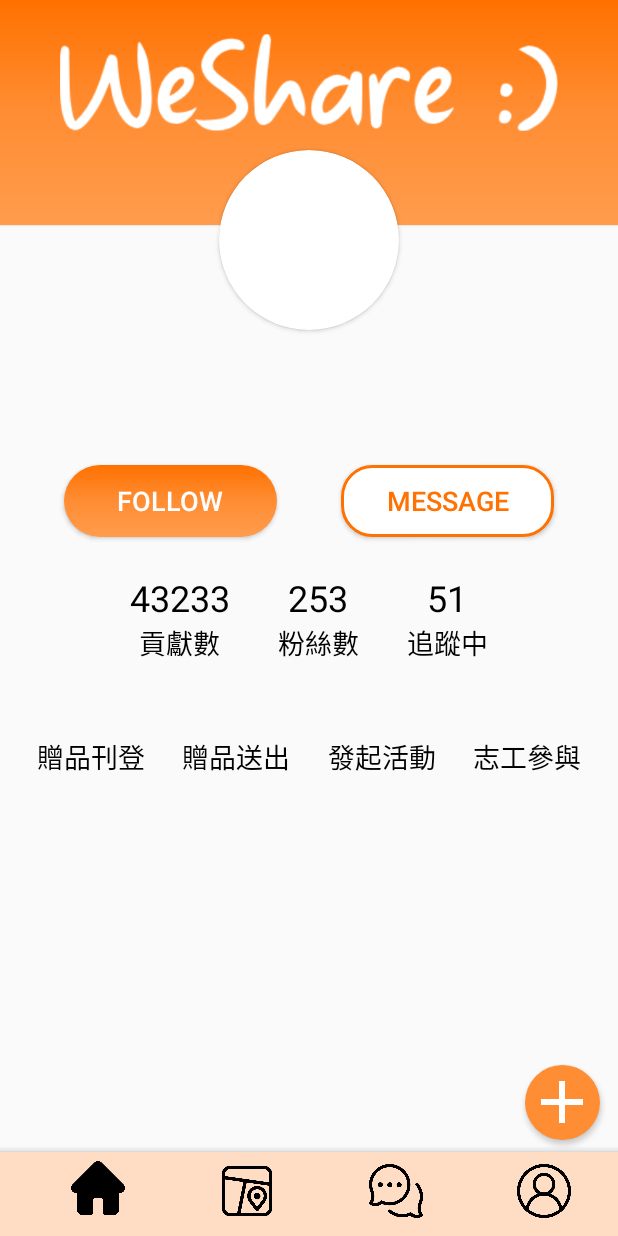
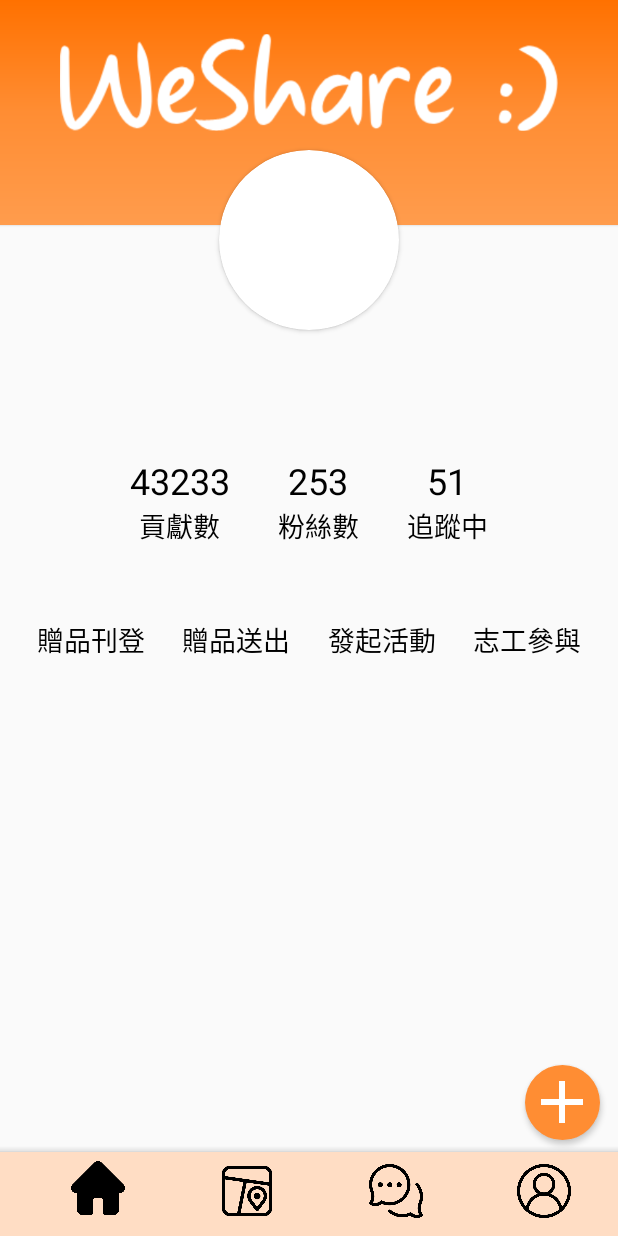
Before and after one commit to mikachen/WeShare, an Android app: the ProfileFragment screen opened through its navigation route, on a phone screen of 412 x 824 dp. Run offline under Robolectric (Android 15) with nearby library versions, the phone set to English and light mode, and no system bars; our stand-ins replace Firebase (no records; nobody signed in at launch, a user with empty details on screens opened directly); 3 statements that could not run were skipped.

Commit message:
edittext name, introMsg text lengh set limit

```diff
--- a/app/src/main/java/com/zoe/weshare/profile/ProfileFragment.kt
+++ b/app/src/main/java/com/zoe/weshare/profile/ProfileFragment.kt
@@ -145,10 +145,14 @@ class ProfileFragment : Fragment() {
                     false -> user.introMsg
                 }
 
-            if (user.follower.contains(UserManager.weShareUser!!.uid)) {
-                buttonFollow.text = "已追蹤"
-            } else {
-                buttonFollow.text = "追蹤他"
+            if(targetUser.uid != weShareUser!!.uid){
+                layoutSocialButton.visibility = View.VISIBLE
+
+                if (user.follower.contains(weShareUser!!.uid)) {
+                    buttonFollow.text = "已追蹤"
+                } else {
+                    buttonFollow.text = "追蹤他"
+                }
             }
         }
     }
--- a/app/src/main/res/drawable/ic_baseline_settings_24.xml
+++ b/app/src/main/res/drawable/ic_baseline_settings_24.xml
@@ -1,4 +1,4 @@
-<vector android:height="36dp" android:tint="@color/white"
+<vector android:height="36dp" android:tint="@color/black"
     android:viewportHeight="24" android:viewportWidth="24"
     android:width="36dp" xmlns:android="http://schemas.android.com/apk/res/android">
     <path android:fillColor="@android:color/white" android:pathData="M19.14,12.94c0.04,-0.3 0.06,-0.61 0.06,-0.94c0,-0.32 -0.02,-0.64 -0.07,-0.94l2.03,-1.58c0.18,-0.14 0.23,-0.41 0.12,-0.61l-1.92,-3.32c-0.12,-0.22 -0.37,-0.29 -0.59,-0.22l-2.39,0.96c-0.5,-0.38 -1.03,-0.7 -1.62,-0.94L14.4,2.81c-0.04,-0.24 -0.24,-0.41 -0.48,-0.41h-3.84c-0.24,0 -0.43,0.17 -0.47,0.41L9.25,5.35C8.66,5.59 8.12,5.92 7.63,6.29L5.24,5.33c-0.22,-0.08 -0.47,0 -0.59,0.22L2.74,8.87C2.62,9.08 2.66,9.34 2.86,9.48l2.03,1.58C4.84,11.36 4.8,11.69 4.8,12s0.02,0.64 0.07,0.94l-2.03,1.58c-0.18,0.14 -0.23,0.41 -0.12,0.61l1.92,3.32c0.12,0.22 0.37,0.29 0.59,0.22l2.39,-0.96c0.5,0.38 1.03,0.7 1.62,0.94l0.36,2.54c0.05,0.24 0.24,0.41 0.48,0.41h3.84c0.24,0 0.44,-0.17 0.47,-0.41l0.36,-2.54c0.59,-0.24 1.13,-0.56 1.62,-0.94l2.39,0.96c0.22,0.08 0.47,0 0.59,-0.22l1.92,-3.32c0.12,-0.22 0.07,-0.47 -0.12,-0.61L19.14,12.94zM12,15.6c-1.98,0 -3.6,-1.62 -3.6,-3.6s1.62,-3.6 3.6,-3.6s3.6,1.62 3.6,3.6S13.98,15.6 12,15.6z"/>
--- a/app/src/main/res/layout/fragment_edit_info.xml
+++ b/app/src/main/res/layout/fragment_edit_info.xml
@@ -14,8 +14,8 @@
         android:layout_height="wrap_content"
         android:layout_marginTop="16dp"
         android:text="會員資料"
+        android:textColor="@color/black"
         android:textSize="28sp"
-        android:textColor="@color/black"
         app:layout_constraintStart_toStartOf="parent"
         app:layout_constraintTop_toTopOf="parent" />
 
@@ -45,6 +45,9 @@
         android:layout_height="wrap_content"
         android:layout_marginTop="16dp"
         android:hint="暱稱"
+        app:counterEnabled="true"
+        app:counterMaxLength="12"
+        app:errorEnabled="true"
         app:layout_constraintEnd_toEndOf="parent"
         app:layout_constraintStart_toStartOf="parent"
         app:layout_constraintTop_toBottomOf="@id/base_edit_avatar">
@@ -54,6 +57,8 @@
             android:layout_width="match_parent"
             android:layout_height="56dp"
             android:gravity="top|start"
+            android:inputType="text"
+            android:maxLength="12"
             android:singleLine="true"
             android:textAppearance="@style/TextAppearance.MaterialComponents.Body2" />
 
@@ -67,6 +72,9 @@
         android:layout_height="wrap_content"
         android:layout_marginTop="8dp"
         android:hint="自我介紹"
+        app:counterEnabled="true"
+        app:counterMaxLength="100"
+        app:errorEnabled="true"
         app:layout_constraintEnd_toEndOf="parent"
         app:layout_constraintStart_toStartOf="parent"
         app:layout_constraintTop_toBottomOf="@id/layout_nickname">
@@ -74,9 +82,10 @@
         <com.google.android.material.textfield.TextInputEditText
             android:id="@+id/edit_intro_msg"
             android:layout_width="match_parent"
-            android:layout_height="200dp"
+            android:layout_height="150dp"
             android:gravity="top|start"
-            android:singleLine="true"
+            android:inputType="textMultiLine"
+            android:maxLength="100"
             android:textAppearance="@style/TextAppearance.MaterialComponents.Body2" />
 
     </com.google.android.material.textfield.TextInputLayout>
@@ -86,9 +95,9 @@
         android:layout_width="match_parent"
         android:layout_height="56dp"
         android:layout_marginVertical="8dp"
+        android:background="@drawable/sl_profile_follow_button"
         android:text="保存"
         android:textSize="20sp"
-        android:background="@drawable/sl_profile_follow_button"
         app:layout_constraintEnd_toEndOf="parent"
         app:layout_constraintStart_toStartOf="parent"
         app:layout_constraintTop_toBottomOf="@id/layout_intro_msg" />
--- a/app/src/main/res/layout/fragment_profile.xml
+++ b/app/src/main/res/layout/fragment_profile.xml
@@ -28,18 +28,7 @@
             app:layout_constraintBottom_toBottomOf="parent"
             app:layout_constraintEnd_toEndOf="parent"
             app:layout_constraintStart_toStartOf="parent"
-            app:layout_constraintTop_toTopOf="parent"
-            />
-
-        <ImageView
-            android:id="@+id/button_settings"
-            android:layout_width="36dp"
-            android:layout_height="36dp"
-            android:visibility="gone"
-            tools:visibility="visible"
-            android:src="@drawable/ic_baseline_settings_24"
-            app:layout_constraintEnd_toEndOf="parent"
-            app:layout_constraintBottom_toBottomOf="parent"/>
+            app:layout_constraintTop_toTopOf="parent" />
 
     </androidx.constraintlayout.widget.ConstraintLayout>
 
@@ -61,11 +50,23 @@
 
     </androidx.cardview.widget.CardView>
 
+    <ImageView
+        android:id="@+id/button_settings"
+        android:layout_width="36dp"
+        android:layout_height="36dp"
+        android:layout_marginTop="8dp"
+        android:layout_marginEnd="16dp"
+        android:src="@drawable/ic_baseline_settings_24"
+        android:visibility="gone"
+        app:layout_constraintEnd_toEndOf="parent"
+        app:layout_constraintTop_toBottomOf="@id/layout_user_header"
+        tools:visibility="visible" />
+
     <androidx.constraintlayout.widget.ConstraintLayout
         android:id="@+id/base_info_text"
         android:layout_width="0dp"
         android:layout_height="wrap_content"
-        android:layout_marginHorizontal="56dp"
+        android:layout_marginHorizontal="36dp"
         android:layout_marginTop="8dp"
         app:layout_constraintEnd_toEndOf="parent"
         app:layout_constraintStart_toStartOf="parent"
@@ -75,6 +76,7 @@
             android:id="@+id/text_profile_name"
             android:layout_width="wrap_content"
             android:layout_height="wrap_content"
+            android:maxLines="1"
             android:textColor="@color/black"
             android:textSize="24sp"
             app:layout_constraintEnd_toEndOf="parent"
@@ -86,42 +88,56 @@
             android:id="@+id/text_intro_message"
             android:layout_width="wrap_content"
             android:layout_height="wrap_content"
-            android:maxLines="2"
+            android:ellipsize="end"
             android:textColor="@color/black"
             android:textSize="14sp"
             app:layout_constraintEnd_toEndOf="parent"
             app:layout_constraintStart_toStartOf="parent"
             app:layout_constraintTop_toBottomOf="@id/text_profile_name"
-            tools:text="大家好，我是自地球的一名人類" />
+            tools:text="大家好，我是自地球的一名人類大家好，我是自地球的一名人類大家好，我是自地球的一名人類大家好，我是自地球的一名人類大家好，我是自地球的一名人類大家好，我是自地球的一名人類大家好，我是自地球的一名人類大家好，我是自地球的一名人類大家好，我是自地球的一名人類大家好，我是自地球的一名人類大家好，我是自地球的一名人類大家好，我是自地球的一名人類" />
 
 
     </androidx.constraintlayout.widget.ConstraintLayout>
+
+    <androidx.constraintlayout.widget.ConstraintLayout
+        android:id="@+id/layout_social_button"
+        android:layout_width="match_parent"
+        android:layout_marginTop="24dp"
+        android:visibility="gone"
+        tools:visibility="visible"
+        android:layout_height="wrap_content"
+        app:layout_constraintStart_toStartOf="parent"
+        app:layout_constraintTop_toBottomOf="@id/base_info_text">
 
         <Button
             android:id="@+id/button_follow"
             android:layout_width="142sp"
             android:layout_height="48dp"
-        android:layout_marginTop="30dp"
             android:background="@drawable/sl_profile_follow_button"
             android:text="follow"
             android:textColor="@color/white"
             android:textSize="18sp"
+            app:layout_constraintBottom_toBottomOf="parent"
+            app:layout_constraintStart_toStartOf="parent"
             app:layout_constraintEnd_toStartOf="@id/button_message"
-        app:layout_constraintStart_toStartOf="parent"
-        app:layout_constraintTop_toBottomOf="@id/base_info_text" />
+            app:layout_constraintTop_toTopOf="parent" />
 
         <Button
             android:id="@+id/button_message"
             android:layout_width="142dp"
             android:layout_height="48dp"
-        android:layout_marginTop="30dp"
             android:background="@drawable/sl_profile_message_button"
             android:text="message"
             android:textColor="@color/app_work_orange1"
             android:textSize="18sp"
+            app:layout_constraintBottom_toBottomOf="@id/button_follow"
             app:layout_constraintEnd_toEndOf="parent"
             app:layout_constraintStart_toEndOf="@id/button_follow"
-        app:layout_constraintTop_toBottomOf="@id/base_info_text" />
+            app:layout_constraintTop_toTopOf="@id/button_follow" />
+
+
+    </androidx.constraintlayout.widget.ConstraintLayout>
+
 
     <LinearLayout
         android:id="@+id/linear_base_social_status"
@@ -131,7 +147,7 @@
         android:orientation="horizontal"
         app:layout_constraintEnd_toEndOf="parent"
         app:layout_constraintStart_toStartOf="parent"
-        app:layout_constraintTop_toBottomOf="@id/button_follow">
+        app:layout_constraintTop_toBottomOf="@id/layout_social_button">
 
         <LinearLayout
             android:id="@+id/base_contribution"
@@ -233,8 +249,8 @@
         android:orientation="vertical"
         android:paddingVertical="8dp"
         app:layout_constraintEnd_toStartOf="@id/base_gift_sent_count"
-        app:layout_constraintTop_toBottomOf="@id/linear_base_social_status"
-        app:layout_constraintStart_toStartOf="parent">
+        app:layout_constraintStart_toStartOf="parent"
+        app:layout_constraintTop_toBottomOf="@id/linear_base_social_status">
 
         <TextView
             android:id="@+id/text_gift_post_count"
@@ -263,17 +279,17 @@
         android:orientation="vertical"
         android:paddingVertical="8dp"
         app:layout_constraintEnd_toStartOf="@id/base_event_post_count"
-        app:layout_constraintTop_toBottomOf="@id/linear_base_social_status"
-        app:layout_constraintStart_toEndOf="@id/base_gift_post_count">
+        app:layout_constraintStart_toEndOf="@id/base_gift_post_count"
+        app:layout_constraintTop_toBottomOf="@id/linear_base_social_status">
 
         <TextView
             android:id="@+id/text_gift_sent_count"
             android:layout_width="wrap_content"
             android:layout_height="wrap_content"
             android:layout_gravity="center"
-            tools:text="33"
             android:textColor="@color/black"
-            android:textSize="24sp" />
+            android:textSize="24sp"
+            tools:text="33" />
 
         <TextView
             android:id="@+id/title_gift_sent_count"
@@ -293,17 +309,17 @@
         android:orientation="vertical"
         android:paddingVertical="8dp"
         app:layout_constraintEnd_toStartOf="@id/base_event_volunteer_count"
-        app:layout_constraintTop_toTopOf="@id/base_gift_post_count"
-        app:layout_constraintStart_toEndOf="@id/base_gift_sent_count">
+        app:layout_constraintStart_toEndOf="@id/base_gift_sent_count"
+        app:layout_constraintTop_toTopOf="@id/base_gift_post_count">
 
         <TextView
             android:id="@+id/text_event_post_count"
             android:layout_width="wrap_content"
             android:layout_height="wrap_content"
             android:layout_gravity="center"
-            tools:text="32"
             android:textColor="@color/black"
-            android:textSize="24sp" />
+            android:textSize="24sp"
+            tools:text="32" />
 
         <TextView
             android:id="@+id/title_event_post_count"
@@ -323,17 +339,17 @@
         android:orientation="vertical"
         android:paddingVertical="8dp"
         app:layout_constraintEnd_toEndOf="parent"
-        app:layout_constraintTop_toTopOf="@id/base_gift_post_count"
-        app:layout_constraintStart_toEndOf="@id/base_event_post_count">
+        app:layout_constraintStart_toEndOf="@id/base_event_post_count"
+        app:layout_constraintTop_toTopOf="@id/base_gift_post_count">
 
         <TextView
             android:id="@+id/text_event_volunteer_count"
             android:layout_width="wrap_content"
             android:layout_height="wrap_content"
             android:layout_gravity="center"
-            tools:text="32"
             android:textColor="@color/black"
-            android:textSize="24sp" />
+            android:textSize="24sp"
+            tools:text="32" />
 
         <TextView
             android:id="@+id/title_event_volunteer_count"
```
Lines whose indentation alone changed are shown as unchanged.
